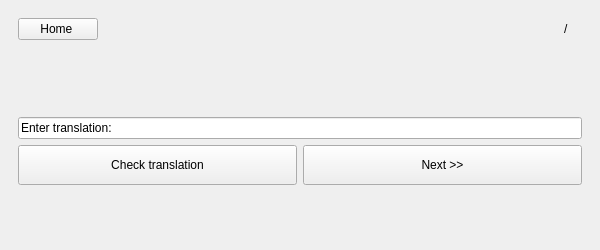
Above: src/mainwindow.ui from tommyjj83/vocabulator before the change. Below: the same form after it.
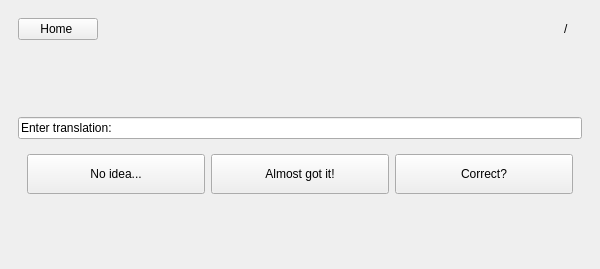
That is the form after the change. The open tabs and pages were chosen to show the change.

Commit message: More options (buttons) after the translation is checked added. They should more accurately reflect how easy/difficult the word is to translate. Also added a button to add new translation if one is missing. The buttons function is not yet implemented!

What changed in the file:
```diff
--- a/src/mainwindow.ui
+++ b/src/mainwindow.ui
@@ -7,7 +7,7 @@
     <x>0</x>
     <y>0</y>
     <width>600</width>
-    <height>250</height>
+    <height>269</height>
    </rect>
   </property>
   <property name="windowTitle">
@@ -379,25 +379,40 @@
          </widget>
         </item>
         <item>
-         <layout class="QHBoxLayout" name="contOptions_trainer">
+         <widget class="QStackedWidget" name="translationOptionsStackedWidget">
+          <widget class="QWidget" name="pretranslationOptions">
+           <layout class="QHBoxLayout" name="horizontalLayout_2">
+            <item>
+             <spacer name="horizontalSpacer_6">
+              <property name="orientation">
+               <enum>Qt::Horizontal</enum>
+              </property>
+              <property name="sizeHint" stdset="0">
+               <size>
+                <width>40</width>
+                <height>20</height>
+               </size>
+              </property>
+             </spacer>
+            </item>
           <item>
            <widget class="QPushButton" name="btnCheckTranslation">
             <property name="sizePolicy">
-             <sizepolicy hsizetype="Minimum" vsizetype="Expanding">
+               <sizepolicy hsizetype="Preferred" vsizetype="Fixed">
               <horstretch>0</horstretch>
               <verstretch>0</verstretch>
              </sizepolicy>
             </property>
             <property name="minimumSize">
              <size>
-              <width>0</width>
+                <width>200</width>
               <height>40</height>
              </size>
             </property>
             <property name="maximumSize">
              <size>
               <width>16777215</width>
-              <height>60</height>
+                <height>50</height>
              </size>
             </property>
             <property name="text">
@@ -406,31 +421,97 @@
            </widget>
           </item>
           <item>
-           <widget class="QPushButton" name="btnNextTranslation">
-            <property name="sizePolicy">
-             <sizepolicy hsizetype="Minimum" vsizetype="Expanding">
-              <horstretch>0</horstretch>
-              <verstretch>0</verstretch>
-             </sizepolicy>
-            </property>
+             <spacer name="horizontalSpacer_7">
+              <property name="orientation">
+               <enum>Qt::Horizontal</enum>
+              </property>
+              <property name="sizeHint" stdset="0">
+               <size>
+                <width>40</width>
+                <height>20</height>
+               </size>
+              </property>
+             </spacer>
+            </item>
+           </layout>
+          </widget>
+          <widget class="QWidget" name="posttranslationOptionsCorrect">
+           <layout class="QHBoxLayout" name="horizontalLayout_3">
+            <item>
+             <widget class="QPushButton" name="btnTranslationCorrectEasy">
             <property name="minimumSize">
              <size>
               <width>0</width>
               <height>40</height>
              </size>
             </property>
-            <property name="maximumSize">
+              <property name="text">
+               <string>Obvious!</string>
+              </property>
+             </widget>
+            </item>
+            <item>
+             <widget class="QPushButton" name="btnTranslationCorrect">
+              <property name="minimumSize">
              <size>
-              <width>16777215</width>
-              <height>60</height>
+                <width>0</width>
+                <height>40</height>
              </size>
             </property>
             <property name="text">
-             <string>Next &gt;&gt;</string>
+               <string>OK</string>
             </property>
            </widget>
           </item>
          </layout>
+          </widget>
+          <widget class="QWidget" name="posttranslationOptionsIncorrect">
+           <layout class="QHBoxLayout" name="horizontalLayout_4">
+            <item>
+             <widget class="QPushButton" name="btnTranslationIncorrectNoIdea">
+              <property name="minimumSize">
+               <size>
+                <width>0</width>
+                <height>40</height>
+               </size>
+              </property>
+              <property name="text">
+               <string>No idea...</string>
+              </property>
+             </widget>
+            </item>
+            <item>
+             <widget class="QPushButton" name="btnTranslationIncorrectAlmost">
+              <property name="minimumSize">
+               <size>
+                <width>0</width>
+                <height>40</height>
+               </size>
+              </property>
+              <property name="text">
+               <string>Almost got it!</string>
+              </property>
+             </widget>
+            </item>
+            <item>
+             <widget class="QPushButton" name="btnTranslationIncorrectMissingTranslation">
+              <property name="minimumSize">
+               <size>
+                <width>0</width>
+                <height>40</height>
+               </size>
+              </property>
+              <property name="text">
+               <string>Correct?</string>
+              </property>
+             </widget>
+            </item>
+           </layout>
+          </widget>
+         </widget>
+        </item>
+        <item>
+         <layout class="QHBoxLayout" name="contOptions_trainer"/>
         </item>
         <item>
          <widget class="QLabel" name="labelResult">
```
Left out of the diff: 24 changed lines with no effect on the pictures. Lines whose indentation alone changed are shown as unchanged. The commit also changes 2 other files.
